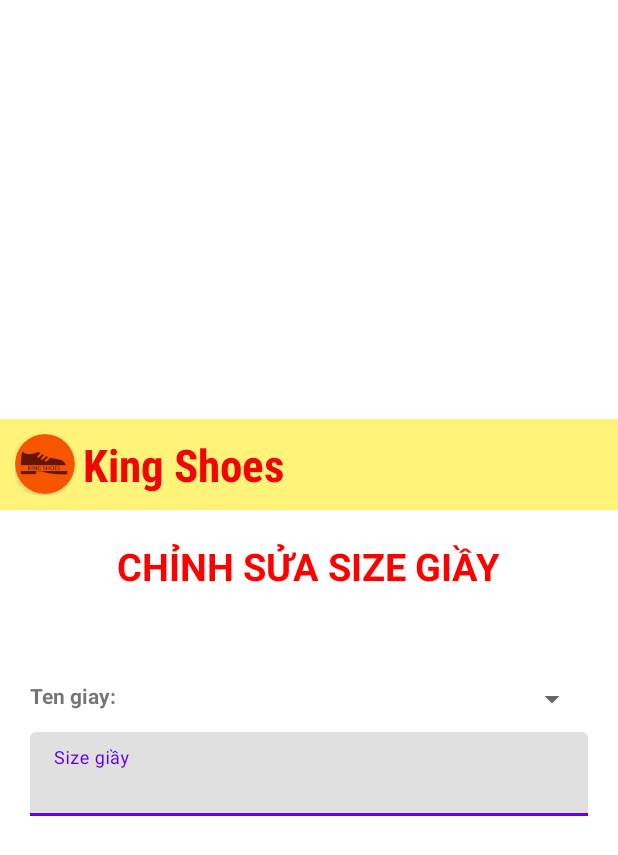
After one commit to katamaru198/KingShoes_DuAn1, an Android app: the layout dialog_editsizegiay.xml on its own in the app's theme, with its tools: preview values and no code run, on a phone screen of 412 x 824 dp. The commit adds this screen. Shown: the top 855 px of the screen. Run offline under Robolectric (Android 15) with nearby library versions, the phone set to English and light mode, and no system bars.

Commit message:
size giay

```diff
--- a/app/src/main/java/duongptph28955/fpoly/kingshoes_duan1/MainActivity.java
+++ b/app/src/main/java/duongptph28955/fpoly/kingshoes_duan1/MainActivity.java
@@ -18,6 +18,7 @@ import com.google.android.material.navigation.NavigationView;
 import duongptph28955.fpoly.kingshoes_duan1.fragment.FragmentDoiMatKhau;
 import duongptph28955.fpoly.kingshoes_duan1.fragment.fragmentLoaiGiay;
 import duongptph28955.fpoly.kingshoes_duan1.fragment.fragmentSanPham;
+import duongptph28955.fpoly.kingshoes_duan1.fragment.fragmentSizeGiay;
 import duongptph28955.fpoly.kingshoes_duan1.fragment.themTaiKhoan_Fragment;
 
 public class MainActivity extends AppCompatActivity {
@@ -59,7 +60,7 @@ public class MainActivity extends AppCompatActivity {
 
                         break;
                     case R.id.action_size:
-
+                        fragment = new fragmentSizeGiay();
                         break;
                     case R.id.action_khachHang:
 
--- a/app/src/main/java/duongptph28955/fpoly/kingshoes_duan1/dto/SanPham.java
+++ b/app/src/main/java/duongptph28955/fpoly/kingshoes_duan1/dto/SanPham.java
@@ -9,6 +9,9 @@ public class SanPham {
     private int soLuong;
     private String ngayNhap;
     private byte[] hinhAnh;
+
+    public SanPham() {
+    }
 
     public SanPham(int maSP, int maLoai, String tenLoai, String tenSP, int giaNhap, int soLuong, String ngayNhap, byte[] hinhAnh) {
         this.maSP = maSP;
--- a/app/src/main/java/duongptph28955/fpoly/kingshoes_duan1/fragment/fragmentLoaiGiay.java
+++ b/app/src/main/java/duongptph28955/fpoly/kingshoes_duan1/fragment/fragmentLoaiGiay.java
@@ -71,9 +71,6 @@ public class fragmentLoaiGiay extends Fragment {
             @Override
             public void onClick(DialogInterface dialogInterface, int i) {
                 String tenloai = edtTenLoai.getEditText().getText().toString();
-
-
-
                 if (validate()>0){
                     boolean check = loaiGiayDAO.themLoaiGiay(tenloai);
                     if (check){
--- /dev/null
+++ b/app/src/main/res/layout/dialog_editsizegiay.xml
@@ -0,0 +1,89 @@
+<?xml version="1.0" encoding="utf-8"?>
+<LinearLayout xmlns:android="http://schemas.android.com/apk/res/android"
+    android:layout_width="match_parent"
+    android:layout_height="match_parent"
+    xmlns:app="http://schemas.android.com/apk/res-auto"
+    android:orientation="vertical"
+    android:gravity="center">
+
+    <LinearLayout
+        android:layout_width="match_parent"
+        android:layout_height="wrap_content"
+        android:padding="10dp"
+        android:background="#FFF37A"
+        android:orientation="horizontal">
+        <androidx.cardview.widget.CardView
+            android:layout_width="40dp"
+            android:layout_height="40dp"
+            android:layout_gravity="center"
+            android:backgroundTint="#F65600"
+            app:cardCornerRadius="20dp">
+            <ImageView
+                android:layout_width="match_parent"
+                android:layout_height="match_parent"
+                android:src="@drawable/ic_action_name"/>
+        </androidx.cardview.widget.CardView>
+        <LinearLayout
+            android:layout_marginLeft="5dp"
+            android:layout_width="wrap_content"
+            android:layout_height="wrap_content"
+            android:orientation="vertical">
+            <TextView
+                android:layout_width="wrap_content"
+                android:layout_height="wrap_content"
+                android:textSize="30dp"
+                android:textStyle="bold"
+                android:fontFamily="sans-serif-condensed-medium"
+                android:textColor="#F10505"
+                android:text="King Shoes"/>
+        </LinearLayout>
+    </LinearLayout>
+
+
+    <TextView
+        android:layout_marginTop="20dp"
+        android:layout_width="wrap_content"
+        android:layout_height="wrap_content"
+        android:text="CHỈNH SỬA SIZE GIẦY"
+        android:textColor="#FF0000"
+        android:textSize="25dp"
+        android:textStyle="bold"/>
+    <TextView
+        android:id="@+id/txtDiaEditMaSize"
+        android:layout_width="match_parent"
+        android:layout_height="wrap_content"
+        android:layout_margin="20dp"/>
+    <LinearLayout
+        android:layout_width="match_parent"
+        android:layout_height="wrap_content"
+        android:layout_marginLeft="20dp"
+        android:layout_marginRight="20dp"
+        android:layout_marginBottom="10dp"
+        android:orientation="horizontal">
+        <TextView
+            android:layout_width="wrap_content"
+            android:layout_height="wrap_content"
+            android:textStyle="bold"
+            android:layout_marginRight="10dp"
+            android:text="Ten giay: "/>
+        <Spinner
+            android:id="@+id/spnGiay"
+            android:layout_width="match_parent"
+            android:layout_height="wrap_content"/>
+    </LinearLayout>
+
+    <com.google.android.material.textfield.TextInputLayout
+        android:id="@+id/edtDiaEditSize"
+        android:layout_width="match_parent"
+        android:layout_height="wrap_content"
+        android:layout_marginLeft="20dp"
+        android:layout_marginRight="20dp"
+        android:hint="Size giầy">
+        <com.google.android.material.textfield.TextInputEditText
+            android:inputType="number"
+            android:layout_width="match_parent"
+            android:layout_height="wrap_content" />
+    </com.google.android.material.textfield.TextInputLayout>
+
+
+</LinearLayout>
```
Also changed, not shown: app/src/main/java/duongptph28955/fpoly/kingshoes_duan1/Adapter/SanPhamSpinnerAdapter.java (added, +58 -0 lines), app/src/main/java/duongptph28955/fpoly/kingshoes_duan1/Adapter/SizeGiayAdapter.java (added, +160 -0 lines), app/src/main/java/duongptph28955/fpoly/kingshoes_duan1/DAO/SanPhamDAO.java (+35 -0 lines), app/src/main/java/duongptph28955/fpoly/kingshoes_duan1/DAO/SizeGiayDAO.java (added, +62 -0 lines), app/src/main/java/duongptph28955/fpoly/kingshoes_duan1/fragment/fragmentSizeGiay.java (added, +123 -0 lines), app/src/main/res/drawable/vien.xml (added, +7 -0 lines), app/src/main/res/layout/dialog_themsizegiay.xml (added, +82 -0 lines), app/src/main/res/layout/fragment_size.xml (added, +34 -0 lines), app/src/main/res/layout/item_giayspinner.xml (added, +11 -0 lines), app/src/main/res/layout/item_recycler_sizegiay.xml (added, +56 -0 lines).
